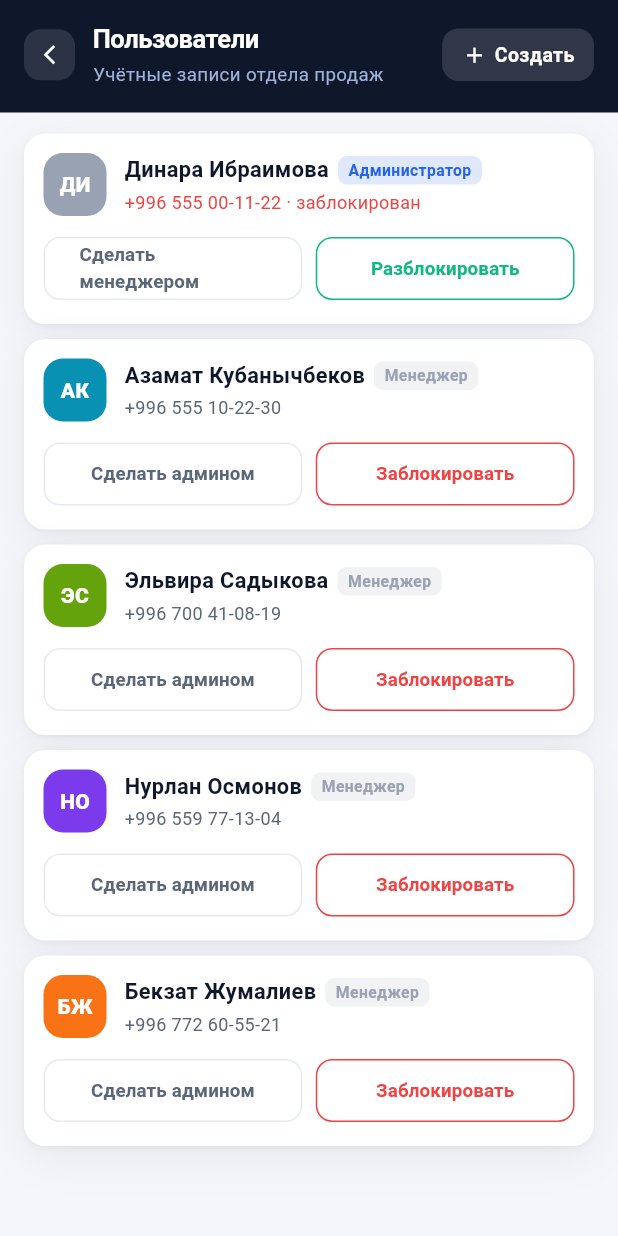
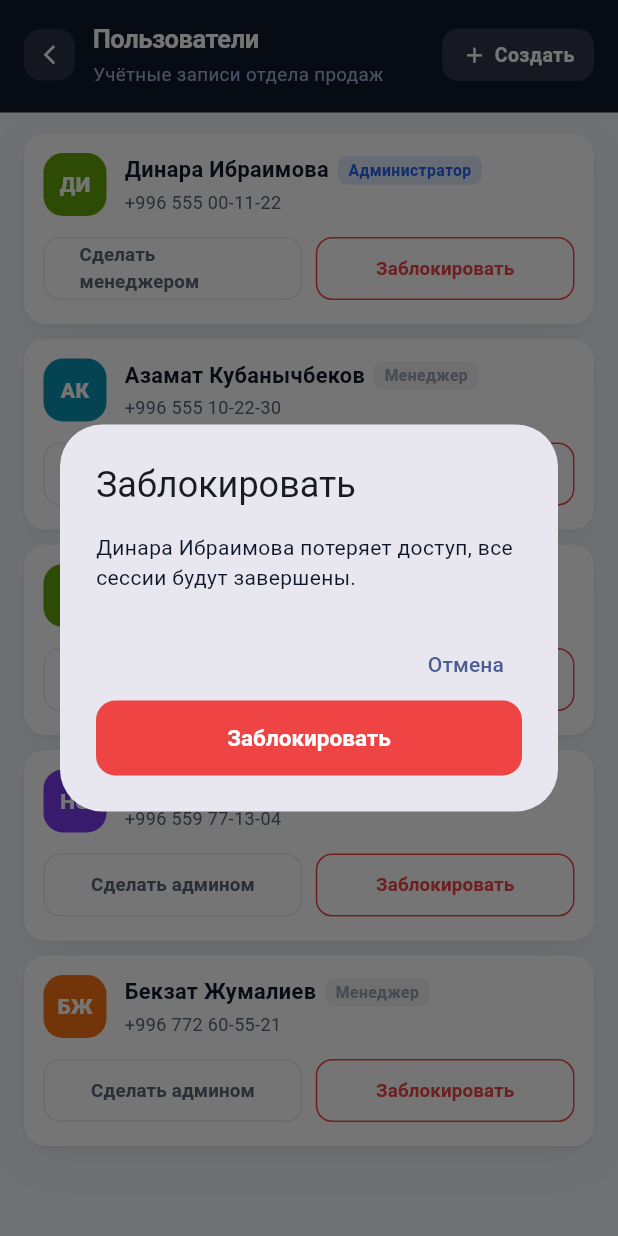
Before and after one commit to Am6ivert/panorama_mobile, a Flutter app: the UsersScreen screen opened by its route, after a tap on "Заблокировать", on a phone screen of 412 x 824 dp. Run offline on Flutter 3.47's test engine with Material 3 defaults, Android fonts, the phone set to English and light mode, and no system bars; our stand-ins replace dio, flutter_riverpod.

Commit message:
feat(ux): пустое состояние объекта без блоков; подтверждения необратимых действий
- Board: у объекта без блоков — понятное пустое состояние с подсказкой добавить
  блоки через мастер (а не сломанная пустая шахматка).
- Подтверждения (confirm_dialog): 'Подтвердить продажу' (необратимо), снятие
  чужой брони админом, блокировка пользователя.
Итого 25 тестов зелёные, analyze чисто, build web ок.

Co-Authored-By: Claude Opus 4.8 <noreply@anthropic.com>

```diff
--- a/lib/features/admin/screens/users_screen.dart
+++ b/lib/features/admin/screens/users_screen.dart
@@ -9,6 +9,7 @@ import '../../../core/models/user_role.dart';
 import '../../../core/providers/data_providers.dart';
 import '../../../core/theme/app_theme.dart';
 import '../../../shared/widgets/app_header.dart';
+import '../../../shared/widgets/confirm_dialog.dart';
 import '../../../shared/widgets/initials_avatar.dart';
 
 /// Управление учётными записями (FR-01): создание, роли, блокировка.
@@ -39,7 +40,7 @@ class UsersScreen extends ConsumerWidget {
                   for (final user in users)
                     _UserCard(
                       user: user,
-                      onBlock: () => _toggleBlock(ref, user),
+                      onBlock: () => _toggleBlock(context, ref, user),
                       onRole: () => _toggleRole(ref, user),
                     ),
                 ],
@@ -51,7 +52,21 @@ class UsersScreen extends ConsumerWidget {
     );
   }
 
-  Future<void> _toggleBlock(WidgetRef ref, ManagerModel user) async {
+  Future<void> _toggleBlock(
+    BuildContext context,
+    WidgetRef ref,
+    ManagerModel user,
+  ) async {
+    if (!user.blocked) {
+      final ok = await confirmDialog(
+        context,
+        title: 'Заблокировать',
+        message: '${user.name} потеряет доступ, все сессии будут завершены.',
+        confirmLabel: 'Заблокировать',
+        danger: true,
+      );
+      if (!ok) return;
+    }
     await ref
         .read(panoramaRepositoryProvider)
         .setUserBlocked(userId: user.id, blocked: !user.blocked);
--- /dev/null
+++ b/lib/shared/widgets/confirm_dialog.dart
@@ -0,0 +1,34 @@
+import 'package:flutter/material.dart';
+import '../../core/constants/app_colors.dart';
+
+/// Диалог подтверждения для необратимых/чужих действий.
+/// Возвращает true, если пользователь подтвердил.
+Future<bool> confirmDialog(
+  BuildContext context, {
+  required String title,
+  required String message,
+  String confirmLabel = 'Подтвердить',
+  bool danger = false,
+}) async {
+  final ok = await showDialog<bool>(
+    context: context,
+    builder: (ctx) => AlertDialog(
+      title: Text(title),
+      content: Text(message, style: const TextStyle(height: 1.4)),
+      actions: [
+        TextButton(
+          onPressed: () => Navigator.of(ctx).pop(false),
+          child: const Text('Отмена'),
+        ),
+        FilledButton(
+          onPressed: () => Navigator.of(ctx).pop(true),
+          style: FilledButton.styleFrom(
+            backgroundColor: danger ? AppColors.error : AppColors.brand,
+          ),
+          child: Text(confirmLabel),
+        ),
+      ],
+    ),
+  );
+  return ok ?? false;
+}
```
Also changed, not shown: lib/features/board/screens/board_screen.dart (+19 -4 lines), lib/features/unit/widgets/unit_sheet.dart (+21 -0 lines).
